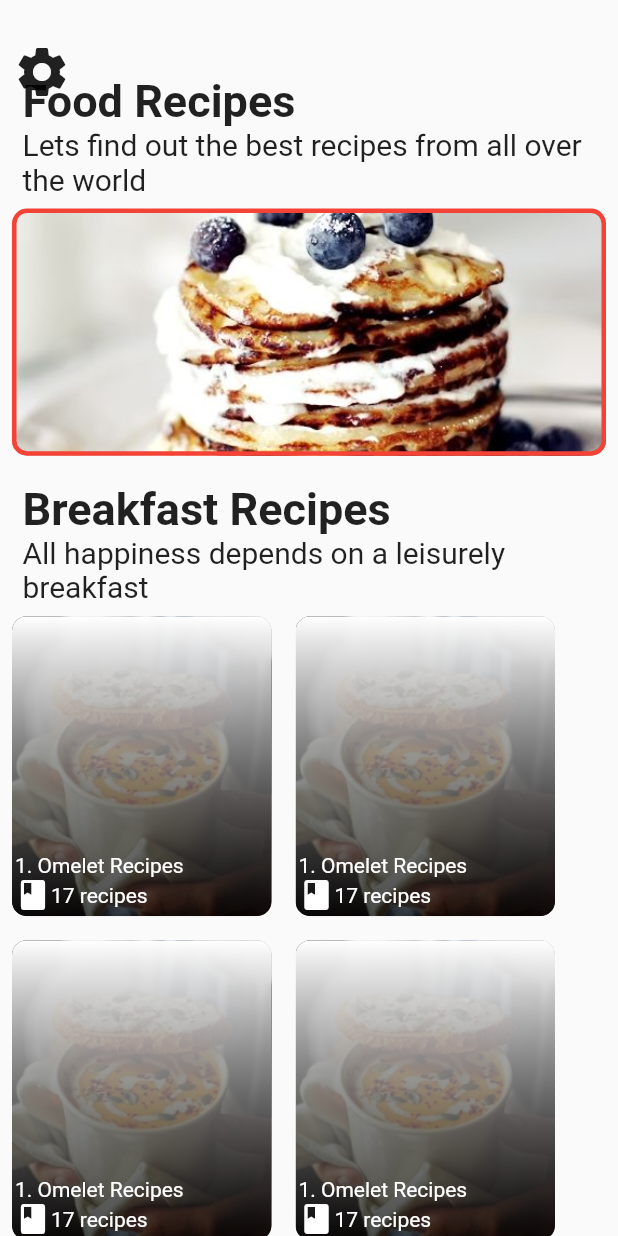
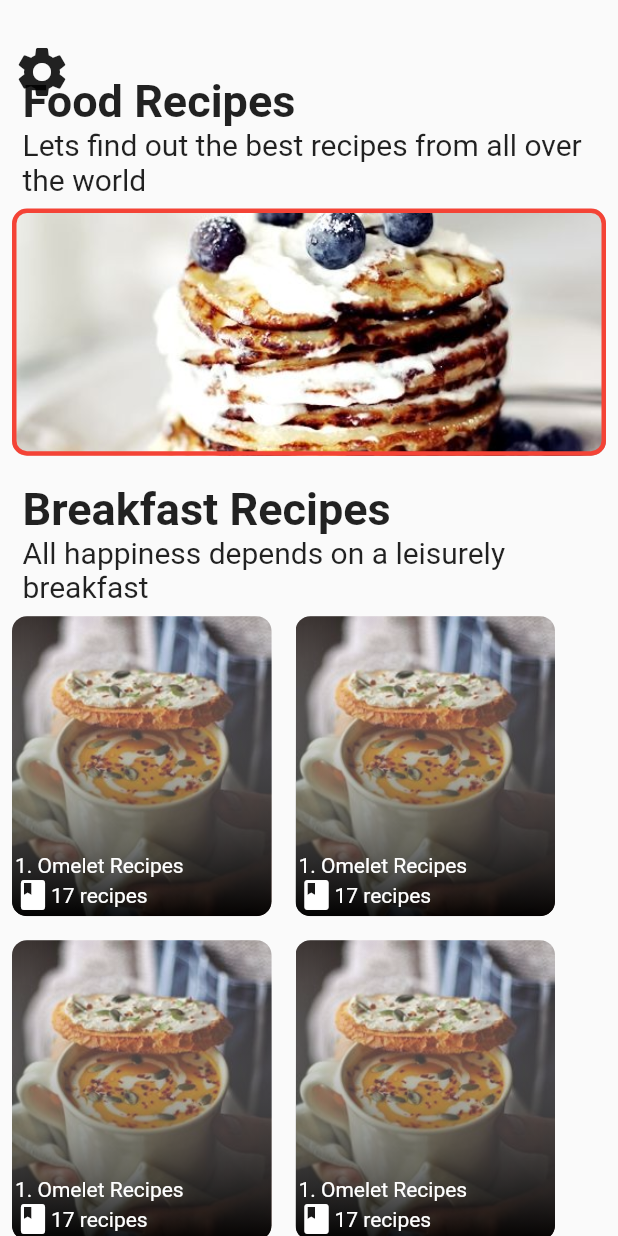
Before and after one commit to lostidol355/recipely-the-recipe-app, a Flutter app: the screen it shows after launch, on a phone screen of 412 x 824 dp. Run offline on Flutter 3.47's test engine with Material 2 defaults, Android fonts, the phone set to English and light mode, and no system bars.

Commit message:
navugtaion to new page added

```diff
--- a/lib/screens/home_screen.dart
+++ b/lib/screens/home_screen.dart
@@ -34,6 +34,13 @@ class HomeScreen extends StatelessWidget {
               ),
               Wrap(
                 children: List.generate(6, (index) => RecipeBox()),
+              ),
+              HeadingText(
+                title: "Dinner Recipes",
+                subtitle: "Here is a simple truth dinner spreads love",
+              ),
+              Wrap(
+                children: List.generate(6, (index) => RecipeBox()),
               )
             ],
           ),
--- a/lib/widgets/recipe_box.dart
+++ b/lib/widgets/recipe_box.dart
@@ -1,3 +1,4 @@
+import 'package:cfc_dang_flutter_day3_recipe_app/screens/recipe_menu_screen.dart';
 import 'package:flutter/material.dart';
 
 class RecipeBox extends StatelessWidget {
@@ -5,7 +6,12 @@ class RecipeBox extends StatelessWidget {
 
   @override
   Widget build(BuildContext context) {
-    return Stack(
+    return InkWell(
+      onTap: () {
+        Navigator.push(
+            context, MaterialPageRoute(builder: (_) => RecipeMenu()));
+      },
+      child: Stack(
         children: [
           Padding(
             padding: const EdgeInsets.all(8.0),
@@ -36,8 +42,8 @@ class RecipeBox extends StatelessWidget {
                         begin: Alignment.bottomCenter,
                         end: Alignment.topCenter,
                         colors: [
-                    Colors.black.withOpacity(0.7),
-                    Colors.white,
+                      Colors.black.withOpacity(0.9),
+                      Colors.white.withOpacity(0.1)
                     ])),
               ),
             ),
@@ -69,6 +75,7 @@ class RecipeBox extends StatelessWidget {
             ),
           )
         ],
+      ),
     );
   }
 }
```
Also changed, not shown: lib/screens/recipe_detail.dart (added, +10 -0 lines), lib/screens/recipe_menu_screen.dart (added, +16 -0 lines). Lines whose indentation alone changed are shown as unchanged.
